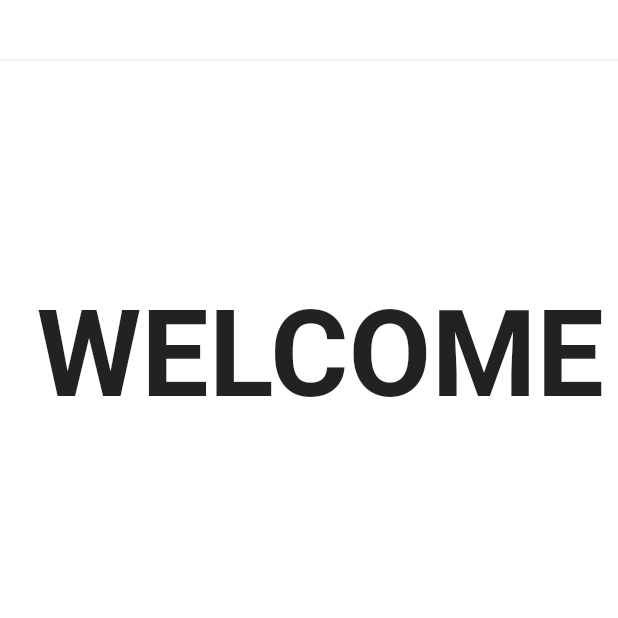
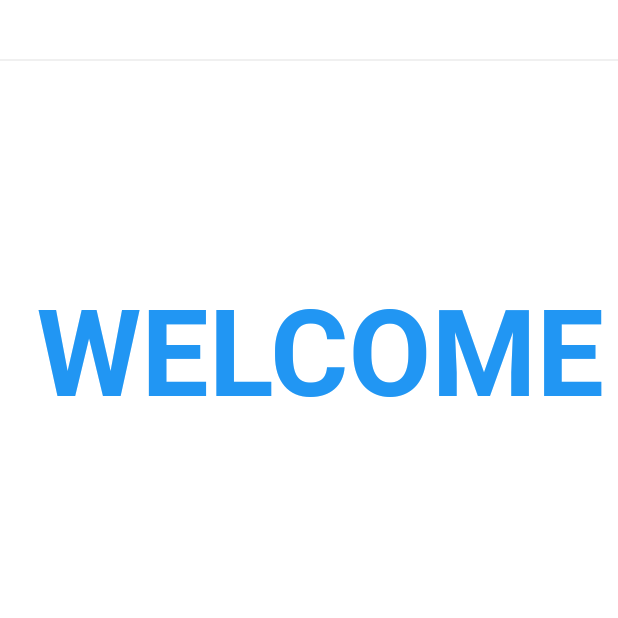
Before and after one commit to famcydaware/csc506-Assignment, a Flutter app: the screen it shows after launch, on a phone screen of 412 x 824 dp, the top half of it. Run offline on Flutter 3.47's test engine with Material 2 defaults, Android fonts, the light colour scheme and no system bars.

Commit message:
changed heading color

```diff
--- a/lib/main.dart
+++ b/lib/main.dart
@@ -41,7 +41,8 @@ class _MyHomePageState extends State<MyHomePage>{
                    child: Text(
                     'WELCOME',
                     style: TextStyle(
-                      fontSize: 80.0, fontWeight: FontWeight.bold
+                      fontSize: 80.0, fontWeight: FontWeight.bold,
+                      color: Colors.blue
                     ),
                   ),
                 )
```
